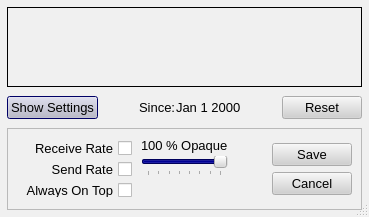
This is src/gui/bwgraph/bwgraph.ui in a-ilin/vidalia as Qt 5 draws it before an edit. The edited form follows.
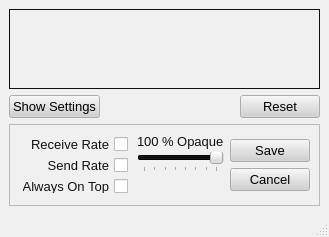
This is the edited form. Icons and pictures are not drawn. Custom widgets are drawn as their Qt base class.

Commit message:
Don't inherit from QDialog because it causes strange modal type behavior, even if the object is set to modeless. Take advantage of statusbar to make the bwgraph a bit smaller.
svn:r1024

What changed in the file:
```diff
--- a/src/gui/bwgraph/bwgraph.ui
+++ b/src/gui/bwgraph/bwgraph.ui
@@ -3,22 +3,22 @@
  <comment></comment>
  <exportmacro></exportmacro>
  <class>BandwidthGraph</class>
- <widget class="QDialog" name="BandwidthGraph" >
+ <widget class="QMainWindow" name="BandwidthGraph" >
   <property name="geometry" >
    <rect>
     <x>0</x>
     <y>0</y>
-    <width>355</width>
-    <height>202</height>
+    <width>283</width>
+    <height>138</height>
    </rect>
   </property>
   <property name="palette" >
    <palette>
     <active>
      <color>
-      <red>0</red>
-      <green>0</green>
-      <blue>0</blue>
+      <red>16</red>
+      <green>16</green>
+      <blue>16</blue>
      </color>
      <color>
       <red>208</red>
@@ -36,9 +36,9 @@
       <blue>247</blue>
      </color>
      <color>
-      <red>120</red>
-      <green>120</green>
-      <blue>120</blue>
+      <red>104</red>
+      <green>104</green>
+      <blue>104</blue>
      </color>
      <color>
       <red>160</red>
@@ -78,7 +78,7 @@
      <color>
       <red>0</red>
       <green>0</green>
-      <blue>128</blue>
+      <blue>0</blue>
      </color>
      <color>
       <red>255</red>
@@ -103,9 +103,9 @@
     </active>
     <inactive>
      <color>
-      <red>0</red>
-      <green>0</green>
-      <blue>0</blue>
+      <red>16</red>
+      <green>16</green>
+      <blue>16</blue>
      </color>
      <color>
       <red>208</red>
@@ -123,9 +123,9 @@
       <blue>247</blue>
      </color>
      <color>
-      <red>120</red>
-      <green>120</green>
-      <blue>120</blue>
+      <red>104</red>
+      <green>104</green>
+      <blue>104</blue>
      </color>
      <color>
       <red>160</red>
@@ -165,7 +165,7 @@
      <color>
       <red>0</red>
       <green>0</green>
-      <blue>128</blue>
+      <blue>0</blue>
      </color>
      <color>
       <red>255</red>
@@ -190,9 +190,9 @@
     </inactive>
     <disabled>
      <color>
-      <red>120</red>
-      <green>120</green>
-      <blue>120</blue>
+      <red>104</red>
+      <green>104</green>
+      <blue>104</blue>
      </color>
      <color>
       <red>208</red>
@@ -210,9 +210,9 @@
       <blue>247</blue>
      </color>
      <color>
-      <red>120</red>
-      <green>120</green>
-      <blue>120</blue>
+      <red>104</red>
+      <green>104</green>
+      <blue>104</blue>
      </color>
      <color>
       <red>160</red>
@@ -220,9 +220,9 @@
       <blue>160</blue>
      </color>
      <color>
-      <red>120</red>
-      <green>120</green>
-      <blue>120</blue>
+      <red>104</red>
+      <green>104</green>
+      <blue>104</blue>
      </color>
      <color>
       <red>255</red>
@@ -230,9 +230,9 @@
       <blue>255</blue>
      </color>
      <color>
-      <red>120</red>
-      <green>120</green>
-      <blue>120</blue>
+      <red>104</red>
+      <green>104</green>
+      <blue>104</blue>
      </color>
      <color>
       <red>240</red>
@@ -252,7 +252,7 @@
      <color>
       <red>0</red>
       <green>0</green>
-      <blue>107</blue>
+      <blue>0</blue>
      </color>
      <color>
       <red>255</red>
@@ -297,47 +297,15 @@
   <property name="windowIcon" >
    <iconset resource="../res/vidalia_common.qrc" >:/images/16x16/utilities-system-monitor.png</iconset>
   </property>
-  <property name="sizeGripEnabled" >
-   <bool>true</bool>
-  </property>
-  <layout class="QVBoxLayout" >
+  <widget class="QWidget" name="centralwidget" >
+   <layout class="QGridLayout" >
    <property name="margin" >
-    <number>7</number>
+     <number>9</number>
    </property>
    <property name="spacing" >
     <number>6</number>
    </property>
-   <item>
-    <widget class="GraphFrame" name="frmGraph" >
-     <property name="minimumSize" >
-      <size>
-       <width>120</width>
-       <height>80</height>
-      </size>
-     </property>
-     <property name="font" >
-      <font>
-       <family>Arial</family>
-       <pointsize>10</pointsize>
-       <weight>50</weight>
-       <italic>false</italic>
-       <bold>false</bold>
-       <underline>false</underline>
-       <strikeout>false</strikeout>
-      </font>
-     </property>
-     <property name="contextMenuPolicy" >
-      <enum>Qt::NoContextMenu</enum>
-     </property>
-     <property name="frameShape" >
-      <enum>QFrame::Box</enum>
-     </property>
-     <property name="frameShadow" >
-      <enum>QFrame::Plain</enum>
-     </property>
-    </widget>
-   </item>
-   <item>
+    <item row="1" column="0" >
     <layout class="QHBoxLayout" >
      <property name="margin" >
       <number>0</number>
@@ -355,83 +323,6 @@
        </property>
       </widget>
      </item>
-     <item>
-      <spacer>
-       <property name="orientation" >
-        <enum>Qt::Horizontal</enum>
-       </property>
-       <property name="sizeHint" >
-        <size>
-         <width>16</width>
-         <height>29</height>
-        </size>
-       </property>
-      </spacer>
-     </item>
-     <item>
-      <layout class="QHBoxLayout" >
-       <property name="margin" >
-        <number>0</number>
-       </property>
-       <property name="spacing" >
-        <number>0</number>
-       </property>
-       <item>
-        <widget class="QLabel" name="label_4" >
-         <property name="maximumSize" >
-          <size>
-           <width>16777215</width>
-           <height>27</height>
-          </size>
-         </property>
-         <property name="font" >
-          <font>
-           <family>Arial</family>
-           <pointsize>10</pointsize>
-           <weight>50</weight>
-           <italic>false</italic>
-           <bold>false</bold>
-           <underline>false</underline>
-           <strikeout>false</strikeout>
-          </font>
-         </property>
-         <property name="contextMenuPolicy" >
-          <enum>Qt::NoContextMenu</enum>
-         </property>
-         <property name="text" >
-          <string>Since:</string>
-         </property>
-        </widget>
-       </item>
-       <item>
-        <widget class="QLabel" name="lblStartTime" >
-         <property name="maximumSize" >
-          <size>
-           <width>16777215</width>
-           <height>27</height>
-          </size>
-         </property>
-         <property name="font" >
-          <font>
-           <family>Arial</family>
-           <pointsize>10</pointsize>
-           <weight>50</weight>
-           <italic>false</italic>
-           <bold>false</bold>
-           <underline>false</underline>
-           <strikeout>false</strikeout>
-          </font>
-         </property>
-         <property name="contextMenuPolicy" >
-          <enum>Qt::NoContextMenu</enum>
-         </property>
-         <property name="text" >
-          <string>Jan 1 2000</string>
-         </property>
-        </widget>
-       </item>
-      </layout>
-     </item>
      <item>
       <spacer>
        <property name="orientation" >
@@ -454,7 +345,37 @@
      </item>
     </layout>
    </item>
-   <item>
+    <item row="0" column="0" >
+     <widget class="GraphFrame" name="frmGraph" >
+      <property name="minimumSize" >
+       <size>
+        <width>120</width>
+        <height>80</height>
+       </size>
+      </property>
+      <property name="font" >
+       <font>
+        <family>Arial</family>
+        <pointsize>10</pointsize>
+        <weight>50</weight>
+        <italic>false</italic>
+        <bold>false</bold>
+        <underline>false</underline>
+        <strikeout>false</strikeout>
+       </font>
+      </property>
+      <property name="contextMenuPolicy" >
+       <enum>Qt::NoContextMenu</enum>
+      </property>
+      <property name="frameShape" >
+       <enum>QFrame::Box</enum>
+      </property>
+      <property name="frameShadow" >
+       <enum>QFrame::Plain</enum>
+      </property>
+     </widget>
+    </item>
+    <item row="2" column="0" >
     <widget class="QFrame" name="frmSettings" >
      <property name="sizePolicy" >
       <sizepolicy>
@@ -466,13 +387,13 @@
      </property>
      <property name="minimumSize" >
       <size>
-       <width>355</width>
+        <width>311</width>
        <height>82</height>
       </size>
      </property>
      <property name="maximumSize" >
       <size>
-       <width>341</width>
+        <width>311</width>
        <height>82</height>
       </size>
      </property>
@@ -773,6 +694,17 @@
    </item>
   </layout>
  </widget>
+  <widget class="QStatusBar" name="statusbar" >
+   <property name="geometry" >
+    <rect>
+     <x>0</x>
+     <y>114</y>
+     <width>283</width>
+     <height>24</height>
+    </rect>
+   </property>
+  </widget>
+ </widget>
  <pixmapfunction></pixmapfunction>
  <customwidgets>
   <customwidget>
```
Left out of the diff: 19 changed lines with no effect on the pictures. Lines whose indentation alone changed are shown as unchanged. The commit also changes 8 other files.
